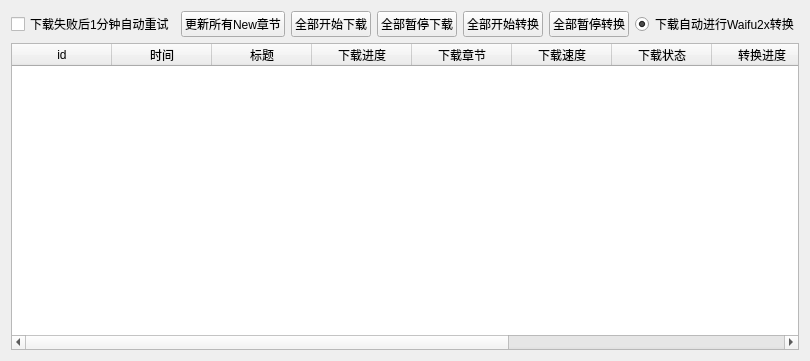
Qt form ui/ui_download.ui (tonquer/picacg-qt) before a commit.
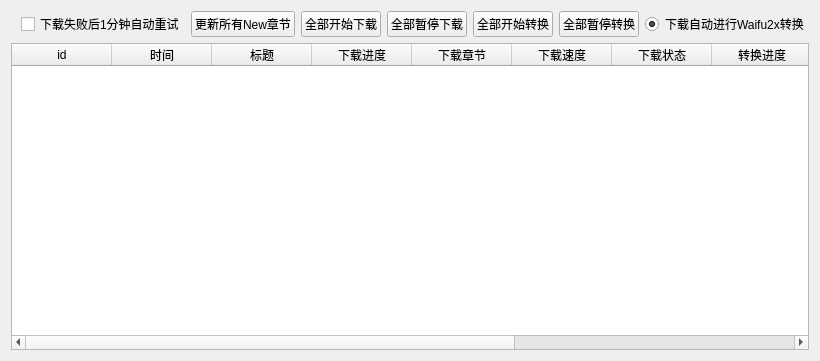
The same form after that commit.

```diff
--- a/ui/ui_download.ui
+++ b/ui/ui_download.ui
@@ -6,7 +6,7 @@
    <rect>
     <x>0</x>
     <y>0</y>
-    <width>707</width>
+    <width>820</width>
     <height>361</height>
    </rect>
   </property>
@@ -16,7 +16,66 @@
   <layout class="QGridLayout" name="gridLayout_2">
    <item row="0" column="0">
     <layout class="QGridLayout" name="gridLayout">
-     <item row="2" column="0">
+     <item row="4" column="0">
+      <widget class="QTableWidget" name="tableWidget">
+       <column>
+        <property name="text">
+         <string>id</string>
+        </property>
+       </column>
+       <column>
+        <property name="text">
+         <string>时间</string>
+        </property>
+       </column>
+       <column>
+        <property name="text">
+         <string>标题</string>
+        </property>
+       </column>
+       <column>
+        <property name="text">
+         <string>下载进度</string>
+        </property>
+       </column>
+       <column>
+        <property name="text">
+         <string>下载章节</string>
+        </property>
+       </column>
+       <column>
+        <property name="text">
+         <string>下载速度</string>
+        </property>
+       </column>
+       <column>
+        <property name="text">
+         <string>下载状态</string>
+        </property>
+       </column>
+       <column>
+        <property name="text">
+         <string>转换进度</string>
+        </property>
+       </column>
+       <column>
+        <property name="text">
+         <string>转换章节</string>
+        </property>
+       </column>
+       <column>
+        <property name="text">
+         <string>转换耗时</string>
+        </property>
+       </column>
+       <column>
+        <property name="text">
+         <string>转换状态</string>
+        </property>
+       </column>
+      </widget>
+     </item>
+     <item row="1" column="0">
       <layout class="QHBoxLayout" name="horizontalLayout">
        <item>
         <spacer name="horizontalSpacer">
@@ -88,65 +147,6 @@
        </item>
       </layout>
      </item>
-     <item row="5" column="0">
-      <widget class="QTableWidget" name="tableWidget">
-       <column>
-        <property name="text">
-         <string>id</string>
-        </property>
-       </column>
-       <column>
-        <property name="text">
-         <string>时间</string>
-        </property>
-       </column>
-       <column>
-        <property name="text">
-         <string>标题</string>
-        </property>
-       </column>
-       <column>
-        <property name="text">
-         <string>下载进度</string>
-        </property>
-       </column>
-       <column>
-        <property name="text">
-         <string>下载章节</string>
-        </property>
-       </column>
-       <column>
-        <property name="text">
-         <string>下载速度</string>
-        </property>
-       </column>
-       <column>
-        <property name="text">
-         <string>下载状态</string>
-        </property>
-       </column>
-       <column>
-        <property name="text">
-         <string>转换进度</string>
-        </property>
-       </column>
-       <column>
-        <property name="text">
-         <string>转换章节</string>
-        </property>
-       </column>
-       <column>
-        <property name="text">
-         <string>转换耗时</string>
-        </property>
-       </column>
-       <column>
-        <property name="text">
-         <string>转换状态</string>
-        </property>
-       </column>
-      </widget>
-     </item>
     </layout>
    </item>
   </layout>
```
